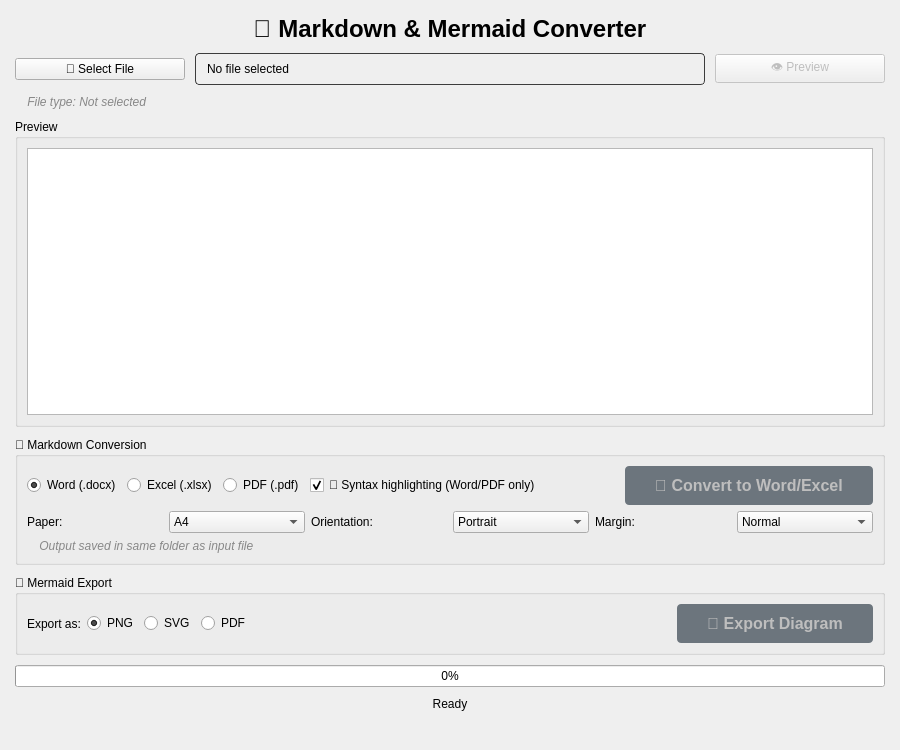
The window that ui/main_window.ui (Arean82/Markdown-to-Word-Excel-Converter) describes before a commit, drawn with Qt 5.
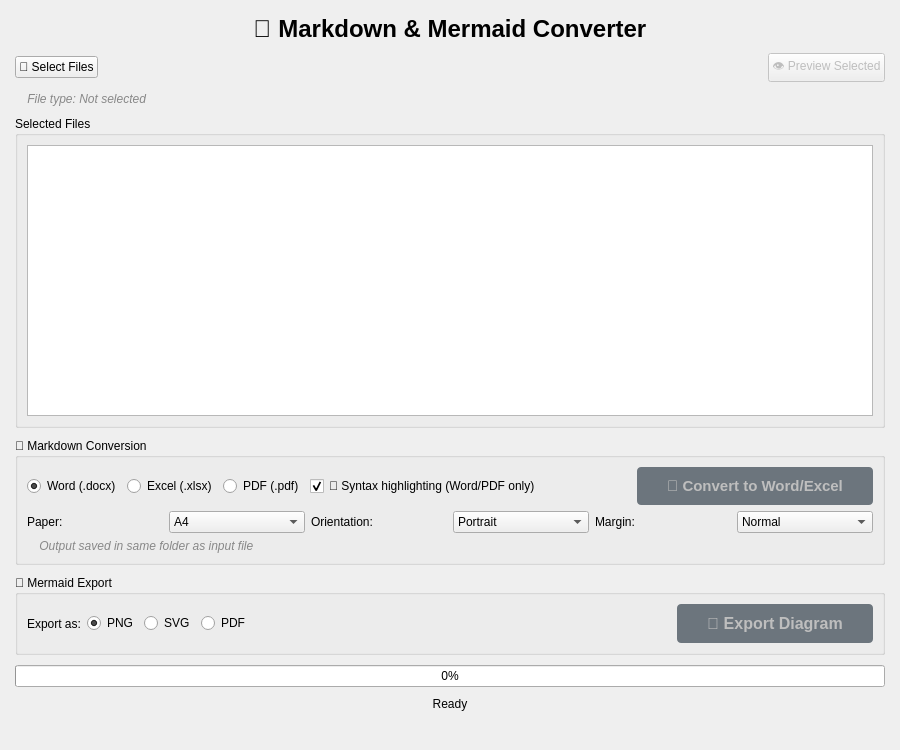
The same window after the commit.

Commit message: feat: implement GUI and core logic for Markdown and Mermaid diagram conversion tool

Diff of the .ui file:
```diff
--- a/ui/main_window.ui
+++ b/ui/main_window.ui
@@ -47,23 +47,26 @@
      </widget>
     </item>
     <item>
-     <layout class="QHBoxLayout" name="fileLayout" stretch="2,6,2">
+     <layout class="QHBoxLayout" name="fileLayout">
       <item>
        <widget class="QPushButton" name="selectFileBtn">
         <property name="text">
-         <string>📂 Select File</string>
+         <string>📂 Select Files</string>
         </property>
        </widget>
       </item>
       <item>
-       <widget class="QLabel" name="fileLabel">
-        <property name="styleSheet">
-         <string>padding: 8px; border: 1px solid #3c3c3c; border-radius: 4px;</string>
+       <spacer name="fileSpacer">
+        <property name="orientation">
+         <enum>Qt::Orientation::Horizontal</enum>
         </property>
-        <property name="text">
-         <string>No file selected</string>
+        <property name="sizeHint" stdset="0">
+         <size>
+          <width>40</width>
+          <height>20</height>
+         </size>
         </property>
-       </widget>
+       </spacer>
       </item>
       <item>
        <widget class="QPushButton" name="previewBtn">
@@ -71,7 +74,7 @@
          <bool>false</bool>
         </property>
         <property name="text">
-         <string>👁️ Preview</string>
+         <string>👁️ Preview Selected</string>
         </property>
        </widget>
       </item>
@@ -90,19 +93,18 @@
     <item>
      <widget class="QGroupBox" name="previewGroup">
       <property name="title">
-       <string>Preview</string>
+       <string>Selected Files</string>
       </property>
       <layout class="QVBoxLayout" name="previewLayout">
        <item>
-        <widget class="QTextEdit" name="previewText">
+        <widget class="QListWidget" name="fileListWidget">
          <property name="font">
           <font>
-           <family>Consolas</family>
            <pointsize>10</pointsize>
           </font>
          </property>
-         <property name="readOnly">
-          <bool>true</bool>
+         <property name="selectionMode">
+          <enum>QAbstractItemView::SelectionMode::SingleSelection</enum>
          </property>
         </widget>
        </item>
@@ -171,7 +173,7 @@
            </property>
            <property name="font">
             <font>
-             <pointsize>12</pointsize>
+             <pointsize>11</pointsize>
              <bold>true</bold>
             </font>
            </property>
```
Left out of the diff: 4 changed lines with no effect on the pictures. The commit also changes 3 other files.
